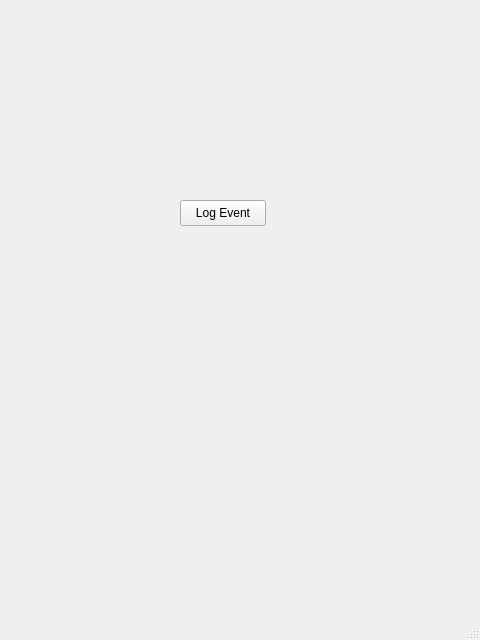
This is testwindow.ui in josschi95/OTIS as Qt 5 draws it before an edit. The edited form follows.
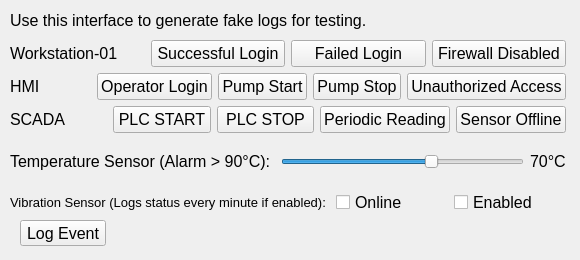
This is the edited form.

Commit message: test log interface, fixed log filters

What changed in the file:
```diff
--- a/testwindow.ui
+++ b/testwindow.ui
@@ -6,10 +6,15 @@
    <rect>
     <x>0</x>
     <y>0</y>
-    <width>480</width>
-    <height>640</height>
+    <width>580</width>
+    <height>260</height>
    </rect>
   </property>
+  <property name="font">
+   <font>
+    <pointsize>12</pointsize>
+   </font>
+  </property>
   <property name="windowTitle">
    <string>MainWindow</string>
   </property>
@@ -17,8 +22,8 @@
    <widget class="QPushButton" name="fakeLogButton">
     <property name="geometry">
      <rect>
-      <x>180</x>
-      <y>200</y>
+      <x>20</x>
+      <y>220</y>
       <width>86</width>
       <height>26</height>
      </rect>
@@ -27,18 +32,232 @@
      <string>Log Event</string>
     </property>
    </widget>
+   <widget class="QLabel" name="headerLabel">
+    <property name="geometry">
+     <rect>
+      <x>10</x>
+      <y>10</y>
+      <width>391</width>
+      <height>21</height>
+     </rect>
+    </property>
+    <property name="font">
+     <font>
+      <pointsize>12</pointsize>
+     </font>
+    </property>
+    <property name="text">
+     <string>Use this interface to generate fake logs for testing. </string>
+    </property>
+   </widget>
+   <widget class="QWidget" name="verticalLayoutWidget_3">
+    <property name="geometry">
+     <rect>
+      <x>10</x>
+      <y>40</y>
+      <width>556</width>
+      <height>175</height>
+     </rect>
+    </property>
+    <layout class="QVBoxLayout" name="verticalLayout">
+     <item>
+      <layout class="QHBoxLayout" name="horizontalLayout">
+       <item>
+        <widget class="QLabel" name="label">
+         <property name="font">
+          <font>
+           <pointsize>12</pointsize>
+          </font>
+         </property>
+         <property name="text">
+          <string>Workstation-01</string>
+         </property>
+        </widget>
+       </item>
+       <item>
+        <widget class="QPushButton" name="user_successfulLoginButton">
+         <property name="text">
+          <string>Successful Login</string>
+         </property>
+        </widget>
+       </item>
+       <item>
+        <widget class="QPushButton" name="user_failedLoginButton">
+         <property name="text">
+          <string>Failed Login</string>
+         </property>
+        </widget>
+       </item>
+       <item>
+        <widget class="QPushButton" name="user_firewallDisabledButton">
+         <property name="text">
+          <string>Firewall Disabled</string>
+         </property>
+        </widget>
+       </item>
+      </layout>
+     </item>
+     <item>
+      <layout class="QHBoxLayout" name="horizontalLayout_2">
+       <item>
+        <widget class="QLabel" name="label_2">
+         <property name="font">
+          <font>
+           <pointsize>12</pointsize>
+          </font>
+         </property>
+         <property name="text">
+          <string>HMI</string>
+         </property>
+        </widget>
+       </item>
+       <item>
+        <widget class="QPushButton" name="hmi_operatorLoginButton">
+         <property name="text">
+          <string>Operator Login</string>
+         </property>
+        </widget>
+       </item>
+       <item>
+        <widget class="QPushButton" name="hmi_pumpStartButton">
+         <property name="text">
+          <string>Pump Start</string>
+         </property>
+        </widget>
+       </item>
+       <item>
+        <widget class="QPushButton" name="hmi_pumpStopButton">
+         <property name="text">
+          <string>Pump Stop</string>
+         </property>
+        </widget>
+       </item>
+       <item>
+        <widget class="QPushButton" name="hmi_unauthAccessButton">
+         <property name="text">
+          <string>Unauthorized Access</string>
+         </property>
+        </widget>
+       </item>
+      </layout>
+     </item>
+     <item>
+      <layout class="QHBoxLayout" name="horizontalLayout_3">
+       <item>
+        <widget class="QLabel" name="label_3">
+         <property name="font">
+          <font>
+           <pointsize>12</pointsize>
+          </font>
+         </property>
+         <property name="text">
+          <string>SCADA</string>
+         </property>
+        </widget>
+       </item>
+       <item>
+        <widget class="QPushButton" name="scada_plcStartButton">
+         <property name="text">
+          <string>PLC START</string>
+         </property>
+        </widget>
+       </item>
+       <item>
+        <widget class="QPushButton" name="scada_plcStopButton">
+         <property name="text">
+          <string>PLC STOP</string>
+         </property>
+        </widget>
+       </item>
+       <item>
+        <widget class="QPushButton" name="scada_periodicReadingButton">
+         <property name="text">
+          <string>Periodic Reading</string>
+         </property>
+        </widget>
+       </item>
+       <item>
+        <widget class="QPushButton" name="scada_sensorOfflineButton">
+         <property name="text">
+          <string>Sensor Offline</string>
+         </property>
+        </widget>
+       </item>
+      </layout>
+     </item>
+     <item>
+      <layout class="QHBoxLayout" name="horizontalLayout_4">
+       <item>
+        <widget class="QLabel" name="label_4">
+         <property name="text">
+          <string>Temperature Sensor (Alarm &gt; 90°C): </string>
+         </property>
+        </widget>
+       </item>
+       <item>
+        <widget class="QSlider" name="tempSensorSlider">
+         <property name="minimumSize">
+          <size>
+           <width>100</width>
+           <height>0</height>
+          </size>
+         </property>
+         <property name="minimum">
+          <number>20</number>
+         </property>
+         <property name="maximum">
+          <number>100</number>
+         </property>
+         <property name="value">
+          <number>70</number>
+         </property>
+         <property name="orientation">
+          <enum>Qt::Orientation::Horizontal</enum>
+         </property>
+        </widget>
+       </item>
+       <item>
+        <widget class="QLabel" name="tempSensorValueLabel">
+         <property name="text">
+          <string>70°C</string>
+         </property>
+        </widget>
+       </item>
+      </layout>
+     </item>
+     <item>
+      <layout class="QHBoxLayout" name="horizontalLayout_5">
+       <item>
+        <widget class="QLabel" name="label_6">
+         <property name="font">
+          <font>
+           <pointsize>10</pointsize>
+          </font>
+         </property>
+         <property name="text">
+          <string>Vibration Sensor (Logs status every minute if enabled): </string>
+         </property>
+        </widget>
+       </item>
+       <item>
+        <widget class="QCheckBox" name="vibrationSensorOnlineCheckbox">
+         <property name="text">
+          <string>Online</string>
+         </property>
+        </widget>
+       </item>
+       <item>
+        <widget class="QCheckBox" name="vibrationSensorEnabledCheckbox">
+         <property name="text">
+          <string>Enabled</string>
+         </property>
+        </widget>
+       </item>
+      </layout>
+     </item>
+    </layout>
+   </widget>
   </widget>
-  <widget class="QMenuBar" name="menubar">
-   <property name="geometry">
-    <rect>
-     <x>0</x>
-     <y>0</y>
-     <width>480</width>
-     <height>23</height>
-    </rect>
-   </property>
-  </widget>
-  <widget class="QStatusBar" name="statusbar"/>
  </widget>
  <resources/>
  <connections/>
```
The commit also changes 11 other files.
